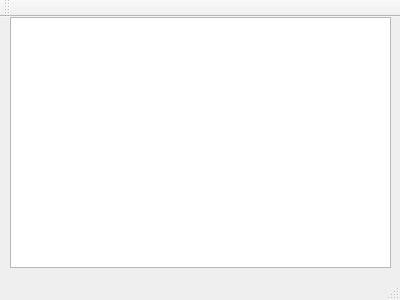
Before: the Qt Designer form mainwindow.ui in Huehueh/Bazodanowa, drawn with Qt 5.
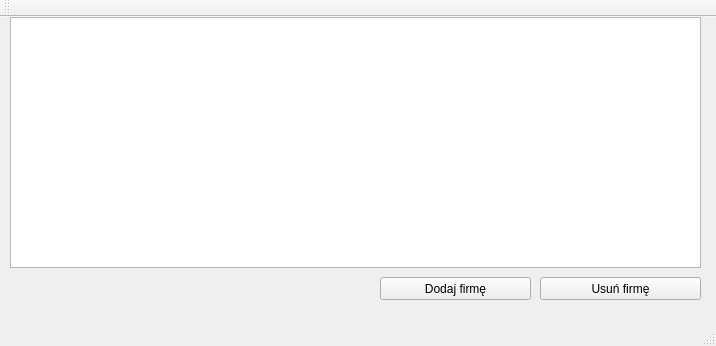
After: the same form once the commit is applied.

```diff
--- a/mainwindow.ui
+++ b/mainwindow.ui
@@ -6,8 +6,8 @@
    <rect>
     <x>0</x>
     <y>0</y>
-    <width>400</width>
-    <height>300</height>
+    <width>716</width>
+    <height>346</height>
    </rect>
   </property>
   <property name="windowTitle">
@@ -19,11 +19,37 @@
      <rect>
       <x>10</x>
       <y>0</y>
-      <width>381</width>
+      <width>691</width>
       <height>251</height>
      </rect>
     </property>
    </widget>
+   <widget class="QPushButton" name="addButton">
+    <property name="geometry">
+     <rect>
+      <x>380</x>
+      <y>260</y>
+      <width>151</width>
+      <height>23</height>
+     </rect>
+    </property>
+    <property name="text">
+     <string>Dodaj firmę</string>
+    </property>
+   </widget>
+   <widget class="QPushButton" name="removeButton">
+    <property name="geometry">
+     <rect>
+      <x>540</x>
+      <y>260</y>
+      <width>161</width>
+      <height>23</height>
+     </rect>
+    </property>
+    <property name="text">
+     <string>Usuń firmę</string>
+    </property>
+   </widget>
   </widget>
   <widget class="QMenuBar" name="menuBar">
    <property name="geometry">
```
Left out of the diff: 2 changed lines with no effect on the pictures.
